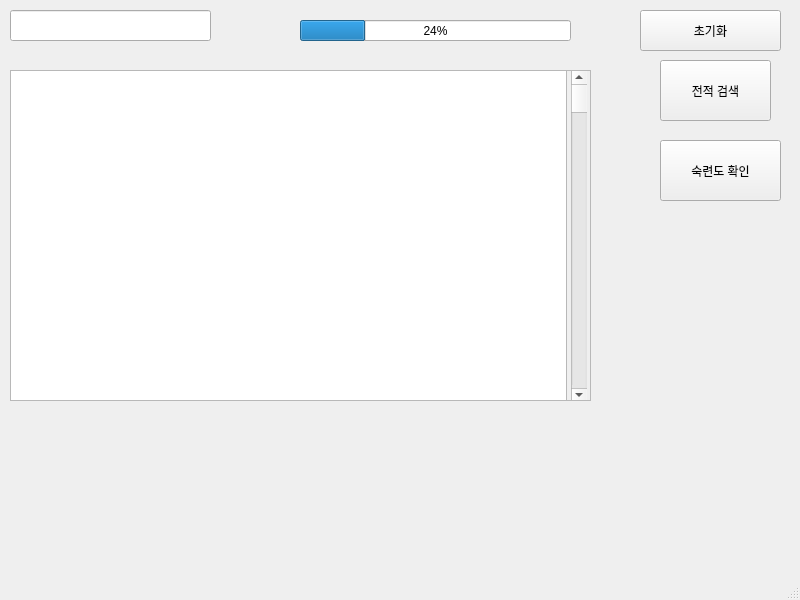
Old version of the form Main_window.ui in the repository KrTeaparty/LoL_match_history_searcher.
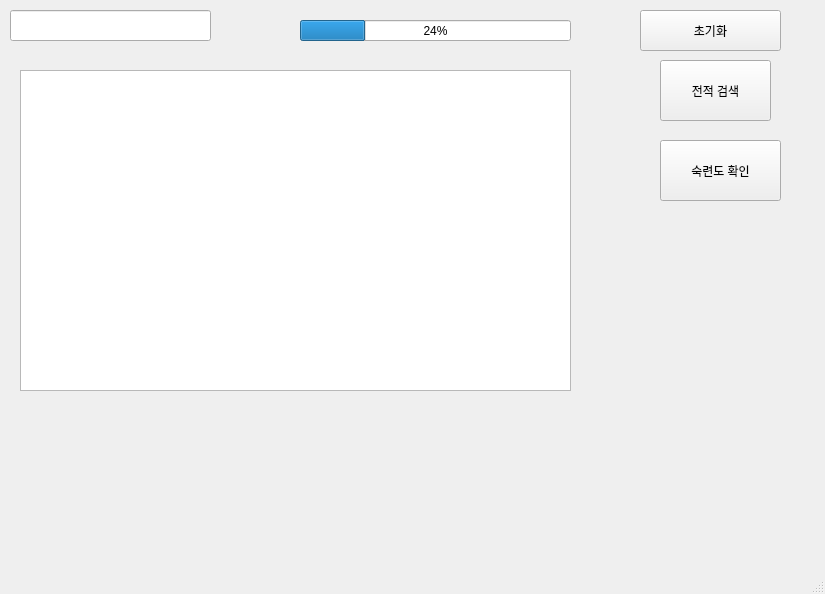
New version of the form.

Commit message: connect display_match function to button

What changed in the file:
```diff
--- a/Main_window.ui
+++ b/Main_window.ui
@@ -6,8 +6,8 @@
    <rect>
     <x>0</x>
     <y>0</y>
-    <width>800</width>
-    <height>600</height>
+    <width>825</width>
+    <height>594</height>
    </rect>
   </property>
   <property name="windowTitle">
@@ -50,52 +50,6 @@
      </rect>
     </property>
    </widget>
-   <widget class="QScrollArea" name="scrollArea">
-    <property name="geometry">
-     <rect>
-      <x>10</x>
-      <y>70</y>
-      <width>581</width>
-      <height>331</height>
-     </rect>
-    </property>
-    <property name="widgetResizable">
-     <bool>true</bool>
-    </property>
-    <widget class="QWidget" name="scrollAreaWidgetContents">
-     <property name="geometry">
-      <rect>
-       <x>0</x>
-       <y>0</y>
-       <width>579</width>
-       <height>329</height>
-      </rect>
-     </property>
-     <widget class="QScrollBar" name="verticalScrollBar">
-      <property name="geometry">
-       <rect>
-        <x>560</x>
-        <y>0</y>
-        <width>16</width>
-        <height>331</height>
-       </rect>
-      </property>
-      <property name="orientation">
-       <enum>Qt::Vertical</enum>
-      </property>
-     </widget>
-     <widget class="QTableWidget" name="ResultTable">
-      <property name="geometry">
-       <rect>
-        <x>-5</x>
-        <y>-9</y>
-        <width>561</width>
-        <height>341</height>
-       </rect>
-      </property>
-     </widget>
-    </widget>
-   </widget>
    <widget class="QPushButton" name="ResetButton">
     <property name="geometry">
      <rect>
@@ -122,6 +76,16 @@
      <number>24</number>
     </property>
    </widget>
+   <widget class="QTableWidget" name="ResultTable">
+    <property name="geometry">
+     <rect>
+      <x>20</x>
+      <y>70</y>
+      <width>551</width>
+      <height>321</height>
+     </rect>
+    </property>
+   </widget>
   </widget>
   <widget class="QMenuBar" name="menubar">
    <property name="geometry">
```
Left out of the diff: 4 changed lines with no effect on the pictures. The commit also changes 2 other files.
